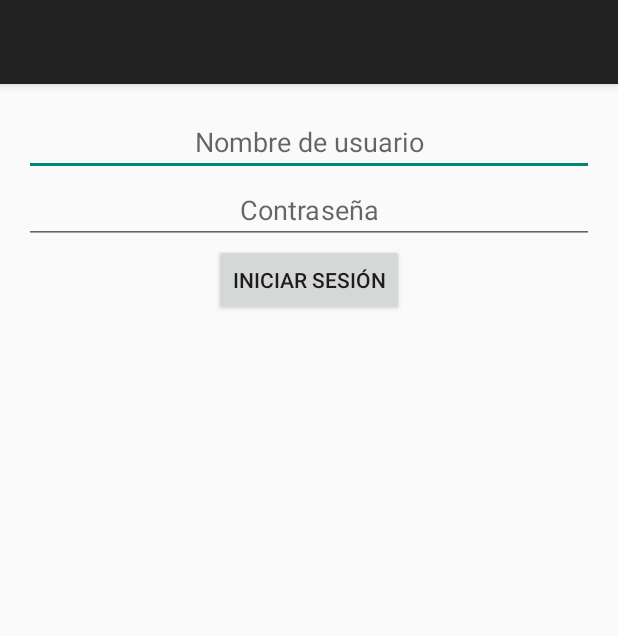
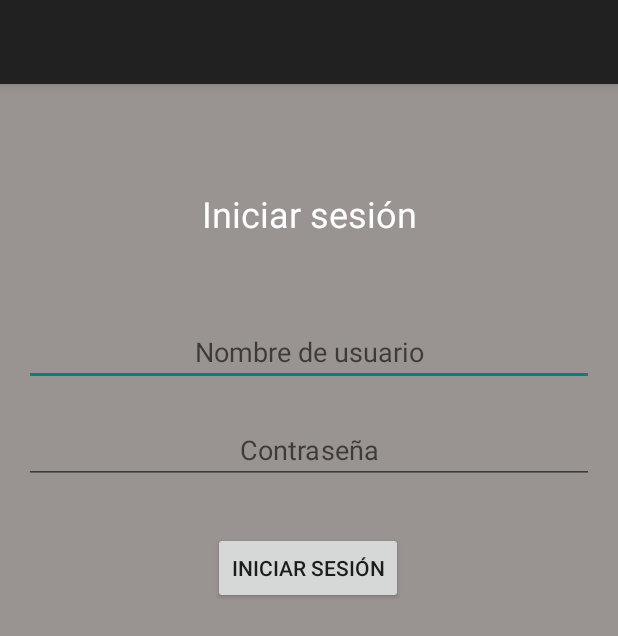
Before and after one commit to FabianDrake/Tecno-Total-App, an Android app: the screen it shows after launch (LoginActivity), on a phone screen of 412 x 824 dp. Shown: the top 636 px of the screen. Run offline under Robolectric (Android 15) with nearby library versions, the phone set to English and light mode, and no system bars.

Commit message:
Diseño de login

```diff
--- a/app/src/main/res/layout/activity_login.xml
+++ b/app/src/main/res/layout/activity_login.xml
@@ -1,27 +1,49 @@
 <?xml version="1.0" encoding="utf-8"?>
 <androidx.constraintlayout.widget.ConstraintLayout xmlns:android="http://schemas.android.com/apk/res/android"
     xmlns:app="http://schemas.android.com/apk/res-auto"
+    xmlns:tools="http://schemas.android.com/tools"
     android:layout_width="match_parent"
     android:layout_height="match_parent"
+    android:background="#999391"
     android:padding="16dp">
 
+    <TextView
+        android:layout_width="0dp"
+        android:layout_height="wrap_content"
+        android:text="Iniciar sesión"
+        android:textColor="@color/white"
+        android:textSize="24sp"
+        app:layout_constraintBottom_toTopOf="@+id/username_field"
+        app:layout_constraintEnd_toEndOf="parent"
+        app:layout_constraintHorizontal_bias="0.0"
+        app:layout_constraintStart_toStartOf="parent"
+        app:layout_constraintTop_toTopOf="parent">
+
+    </TextView>
+
     <EditText
+        android:textColor="@color/white"
         android:id="@+id/username_field"
         android:layout_width="0dp"
         android:layout_height="wrap_content"
+        android:layout_marginTop="140dp"
         android:hint="Nombre de usuario"
         android:inputType="text"
         app:layout_constraintEnd_toEndOf="parent"
+        app:layout_constraintHorizontal_bias="0.0"
         app:layout_constraintStart_toStartOf="parent"
         app:layout_constraintTop_toTopOf="parent" />
 
     <EditText
         android:id="@+id/password_field"
+        android:textColor="@color/white"
         android:layout_width="0dp"
         android:layout_height="wrap_content"
+        android:layout_marginTop="20dp"
         android:hint="Contraseña"
         android:inputType="textPassword"
         app:layout_constraintEnd_toEndOf="parent"
+        app:layout_constraintHorizontal_bias="0.0"
         app:layout_constraintStart_toStartOf="parent"
         app:layout_constraintTop_toBottomOf="@id/username_field" />
 
@@ -29,8 +51,10 @@
         android:id="@+id/login_button"
         android:layout_width="wrap_content"
         android:layout_height="wrap_content"
+        android:layout_marginTop="32dp"
         android:text="Iniciar sesión"
         app:layout_constraintEnd_toEndOf="parent"
+        app:layout_constraintHorizontal_bias="0.498"
         app:layout_constraintStart_toStartOf="parent"
         app:layout_constraintTop_toBottomOf="@id/password_field" />
 
```
